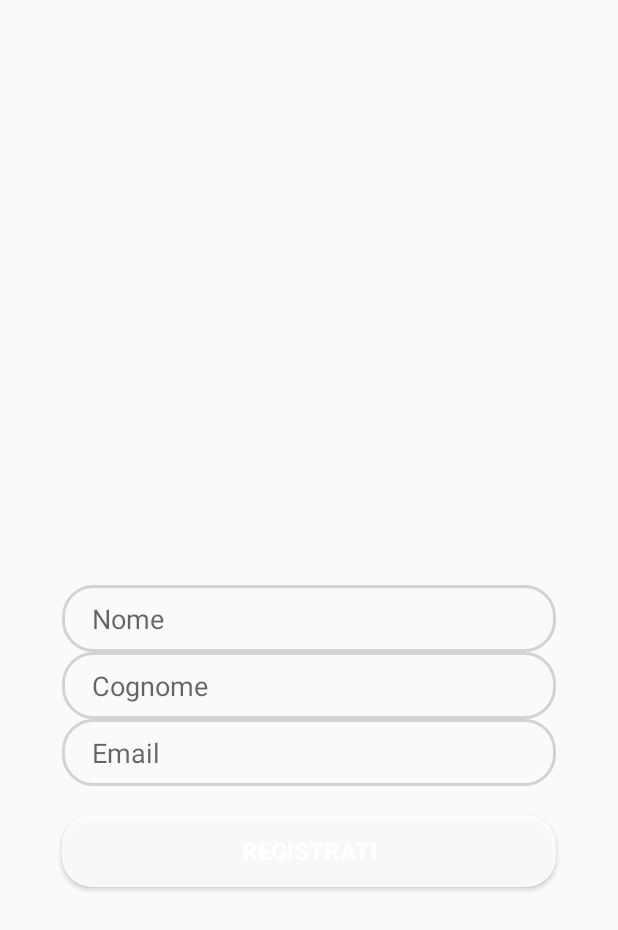
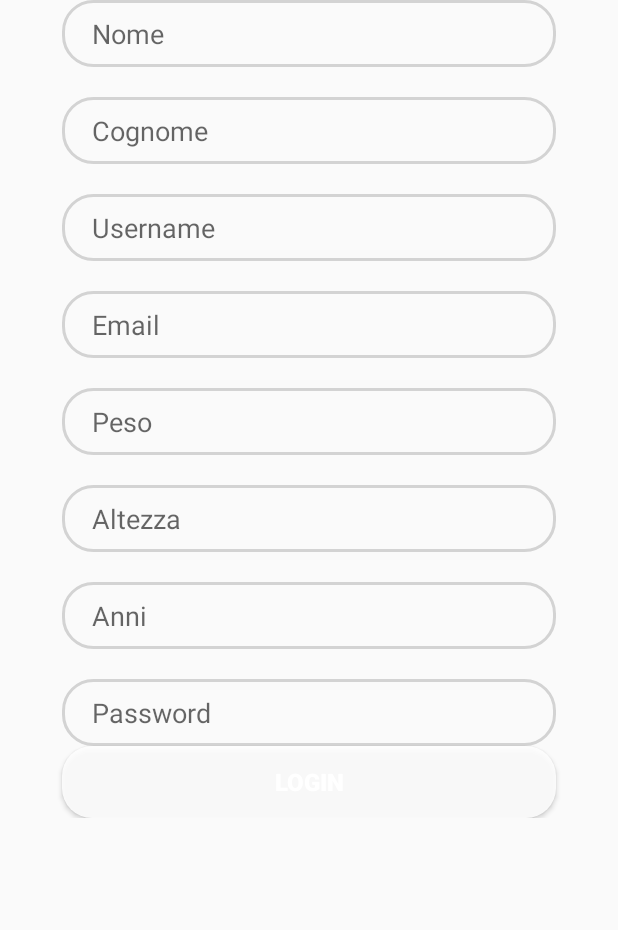
Before and after one commit to simtape/myFitNoteAndroid, an Android app: the layout registrazione_tab_fragment.xml on its own in the app's theme, with its tools: preview values and no code run, on a phone screen of 412 x 824 dp. Shown: the top 930 px of the screen. Run offline under Robolectric (Android 15) with nearby library versions, the phone set to English and light mode, and no system bars.

Commit message:
scroll barr

```diff
--- a/app/src/main/res/layout/activity_login.xml
+++ b/app/src/main/res/layout/activity_login.xml
@@ -35,7 +35,7 @@
         <androidx.viewpager.widget.ViewPager
             android:id="@+id/view_pager"
             android:layout_width="match_parent"
-            android:layout_height="358dp"
+            android:layout_height="486dp"
             app:layout_constraintEnd_toEndOf="parent"
             app:layout_constraintHeight_percent=".7"
             app:layout_constraintStart_toStartOf="parent"
--- a/app/src/main/res/layout/login_tab_fragment.xml
+++ b/app/src/main/res/layout/login_tab_fragment.xml
@@ -1,7 +1,7 @@
 <?xml version="1.0" encoding="utf-8"?>
-<androidx.constraintlayout.widget.ConstraintLayout
-    xmlns:android="http://schemas.android.com/apk/res/android"
+<androidx.constraintlayout.widget.ConstraintLayout xmlns:android="http://schemas.android.com/apk/res/android"
     xmlns:app="http://schemas.android.com/apk/res-auto"
+    xmlns:tools="http://schemas.android.com/tools"
     android:layout_width="match_parent"
     android:layout_height="match_parent">
 
@@ -9,8 +9,6 @@
         android:id="@+id/username"
         android:layout_width="0dp"
         android:layout_height="wrap_content"
-        app:layout_constraintWidth_percent=".8"
-        app:layout_constraintHorizontal_bias=".5"
         android:background="@drawable/edit_text_bg"
         android:hint="Username"
         android:paddingLeft="20dp"
@@ -18,43 +16,43 @@
         android:paddingBottom="10dp"
         app:layout_constraintBottom_toBottomOf="parent"
         app:layout_constraintEnd_toEndOf="parent"
+        app:layout_constraintHorizontal_bias=".5"
         app:layout_constraintStart_toStartOf="parent"
-        app:layout_constraintTop_toTopOf="parent" />
+        app:layout_constraintTop_toTopOf="parent"
+        app:layout_constraintWidth_percent=".8" />
 
     <EditText
         android:id="@+id/password"
         android:layout_width="0dp"
         android:layout_height="wrap_content"
+        android:layout_marginTop="20dp"
+        android:background="@drawable/edit_text_bg"
         android:hint="Password"
         android:paddingLeft="20dp"
         android:paddingTop="10dp"
         android:paddingBottom="10dp"
-        app:layout_constraintVertical_bias="0"
-        android:background="@drawable/edit_text_bg"
-        android:layout_marginTop="20dp"
         app:layout_constraintBottom_toBottomOf="parent"
         app:layout_constraintEnd_toEndOf="parent"
         app:layout_constraintHorizontal_bias=".5"
         app:layout_constraintStart_toStartOf="parent"
         app:layout_constraintTop_toBottomOf="@+id/username"
+        app:layout_constraintVertical_bias="0"
         app:layout_constraintWidth_percent=".8" />
 
     <Button
         android:id="@+id/login"
-        android:layout_width="0dp"
+        android:layout_width="329dp"
         android:layout_height="wrap_content"
-        app:layout_constraintWidth_percent=".8"
-        app:layout_constraintVertical_bias=".7"
+        android:background="@drawable/button_bg"
         android:text="Login"
+        android:textColor="@color/cardview_light_background"
         android:textSize="16sp"
         android:textStyle="bold"
-        android:textColor="@color/cardview_light_background"
-        android:background="@drawable/button_bg"
         app:layout_constraintBottom_toBottomOf="parent"
         app:layout_constraintEnd_toEndOf="parent"
         app:layout_constraintStart_toStartOf="parent"
-        app:layout_constraintTop_toTopOf="parent"/>
-
+        app:layout_constraintTop_toBottomOf="@+id/password"
+        app:layout_constraintWidth_percent=".8" />
 
 
 </androidx.constraintlayout.widget.ConstraintLayout>
--- a/app/src/main/res/layout/registrazione_tab_fragment.xml
+++ b/app/src/main/res/layout/registrazione_tab_fragment.xml
@@ -1,9 +1,17 @@
 <?xml version="1.0" encoding="utf-8"?>
-<androidx.constraintlayout.widget.ConstraintLayout
+
+<ScrollView
     xmlns:android="http://schemas.android.com/apk/res/android"
     xmlns:app="http://schemas.android.com/apk/res-auto"
+    xmlns:tools="http://schemas.android.com/tools"
+    android:layout_height="match_parent"
+    android:layout_width="match_parent">
+
+
+    <androidx.constraintlayout.widget.ConstraintLayout
         android:layout_width="match_parent"
-    android:layout_height="match_parent">
+        android:layout_height="match_parent"
+        >
 
         <EditText
             android:id="@+id/nome"
@@ -14,18 +22,17 @@
             android:paddingLeft="20dp"
             android:paddingTop="10dp"
             android:paddingBottom="10dp"
-        app:layout_constraintBottom_toBottomOf="parent"
             app:layout_constraintEnd_toEndOf="parent"
             app:layout_constraintHorizontal_bias=".5"
             app:layout_constraintStart_toStartOf="parent"
             app:layout_constraintTop_toTopOf="parent"
             app:layout_constraintWidth_percent=".8" />
 
-
         <EditText
-        android:id="@+id/cognome"
+            android:id="@+id/Cognome"
             android:layout_width="0dp"
             android:layout_height="wrap_content"
+            android:layout_marginTop="20dp"
             android:background="@drawable/edit_text_bg"
             android:hint="Cognome"
             android:paddingLeft="20dp"
@@ -37,38 +44,137 @@
             app:layout_constraintStart_toStartOf="parent"
             app:layout_constraintTop_toBottomOf="@+id/nome"
             app:layout_constraintVertical_bias="0"
-        app:layout_constraintWidth_percent=".8"
-        />
-
+            app:layout_constraintWidth_percent=".8" />
 
         <EditText
-        android:id="@+id/email"
+            android:id="@+id/username"
             android:layout_width="0dp"
             android:layout_height="wrap_content"
+            android:layout_marginTop="20dp"
+            android:background="@drawable/edit_text_bg"
+            android:hint="Username"
+            android:paddingLeft="20dp"
+            android:paddingTop="10dp"
+            android:paddingBottom="10dp"
+            app:layout_constraintBottom_toBottomOf="parent"
+            app:layout_constraintEnd_toEndOf="parent"
+            app:layout_constraintHorizontal_bias=".5"
+            app:layout_constraintStart_toStartOf="parent"
+            app:layout_constraintTop_toBottomOf="@+id/Cognome"
+            app:layout_constraintVertical_bias="0"
+            app:layout_constraintWidth_percent=".8" />
+
+        <EditText
+            android:id="@+id/Email"
+            android:layout_width="0dp"
+            android:layout_height="wrap_content"
+            android:layout_marginTop="20dp"
             android:background="@drawable/edit_text_bg"
             android:hint="Email"
             android:paddingLeft="20dp"
             android:paddingTop="10dp"
             android:paddingBottom="10dp"
+            app:layout_constraintBottom_toBottomOf="parent"
             app:layout_constraintEnd_toEndOf="parent"
+            app:layout_constraintHorizontal_bias=".5"
             app:layout_constraintStart_toStartOf="parent"
-        app:layout_constraintTop_toBottomOf="@+id/cognome"
+            app:layout_constraintTop_toBottomOf="@+id/username"
+            app:layout_constraintVertical_bias="0"
             app:layout_constraintWidth_percent=".8" />
 
-    <Button
+        <EditText
+            android:id="@+id/Peso"
             android:layout_width="0dp"
             android:layout_height="wrap_content"
-        app:layout_constraintWidth_percent=".8"
-        app:layout_constraintVertical_bias=".7"
-        android:text="Registrati"
+            android:layout_marginTop="20dp"
+            android:background="@drawable/edit_text_bg"
+            android:hint="Peso"
+            android:paddingLeft="20dp"
+            android:paddingTop="10dp"
+            android:paddingBottom="10dp"
+            app:layout_constraintBottom_toBottomOf="parent"
+            app:layout_constraintEnd_toEndOf="parent"
+            app:layout_constraintHorizontal_bias=".5"
+            app:layout_constraintStart_toStartOf="parent"
+            app:layout_constraintTop_toBottomOf="@+id/Email"
+            app:layout_constraintVertical_bias="0"
+            app:layout_constraintWidth_percent=".8" />
+
+
+        <EditText
+            android:id="@+id/Altezza"
+            android:layout_width="0dp"
+            android:layout_height="wrap_content"
+            android:layout_marginTop="20dp"
+            android:background="@drawable/edit_text_bg"
+            android:hint="Altezza"
+            android:paddingLeft="20dp"
+            android:paddingTop="10dp"
+            android:paddingBottom="10dp"
+            app:layout_constraintBottom_toBottomOf="parent"
+            app:layout_constraintEnd_toEndOf="parent"
+            app:layout_constraintHorizontal_bias=".5"
+            app:layout_constraintStart_toStartOf="parent"
+            app:layout_constraintTop_toBottomOf="@+id/Peso"
+            app:layout_constraintVertical_bias="0"
+            app:layout_constraintWidth_percent=".8" />
+
+
+        <EditText
+            android:id="@+id/Anni"
+            android:layout_width="0dp"
+            android:layout_height="wrap_content"
+            android:layout_marginTop="20dp"
+            android:background="@drawable/edit_text_bg"
+            android:hint="Anni"
+            android:paddingLeft="20dp"
+            android:paddingTop="10dp"
+            android:paddingBottom="10dp"
+            app:layout_constraintBottom_toBottomOf="parent"
+            app:layout_constraintEnd_toEndOf="parent"
+            app:layout_constraintHorizontal_bias=".5"
+            app:layout_constraintStart_toStartOf="parent"
+            app:layout_constraintTop_toBottomOf="@+id/Altezza"
+            app:layout_constraintVertical_bias="0"
+            app:layout_constraintWidth_percent=".8" />
+
+
+        <EditText
+            android:id="@+id/password"
+            android:layout_width="0dp"
+            android:layout_height="wrap_content"
+            android:layout_marginTop="20dp"
+            android:background="@drawable/edit_text_bg"
+            android:hint="Password"
+            android:paddingLeft="20dp"
+            android:paddingTop="10dp"
+            android:paddingBottom="10dp"
+            app:layout_constraintBottom_toBottomOf="parent"
+            app:layout_constraintEnd_toEndOf="parent"
+            app:layout_constraintHorizontal_bias=".5"
+            app:layout_constraintStart_toStartOf="parent"
+            app:layout_constraintTop_toBottomOf="@+id/Anni"
+            app:layout_constraintVertical_bias="0"
+            app:layout_constraintWidth_percent=".8" />
+
+
+        <Button
+            android:id="@+id/login"
+            android:layout_width="329dp"
+            android:layout_height="wrap_content"
+            android:background="@drawable/button_bg"
+            android:text="Login"
+            android:textColor="@color/cardview_light_background"
             android:textSize="16sp"
             android:textStyle="bold"
-        android:textColor="@color/cardview_light_background"
-        android:background="@drawable/button_bg"
             app:layout_constraintBottom_toBottomOf="parent"
             app:layout_constraintEnd_toEndOf="parent"
             app:layout_constraintStart_toStartOf="parent"
-        app:layout_constraintTop_toTopOf="parent"/>
+            app:layout_constraintTop_toBottomOf="@+id/password"
+            app:layout_constraintWidth_percent=".8" />
 
 
     </androidx.constraintlayout.widget.ConstraintLayout>
+
+
+</ScrollView>
```
Lines whose indentation alone changed are shown as unchanged.
